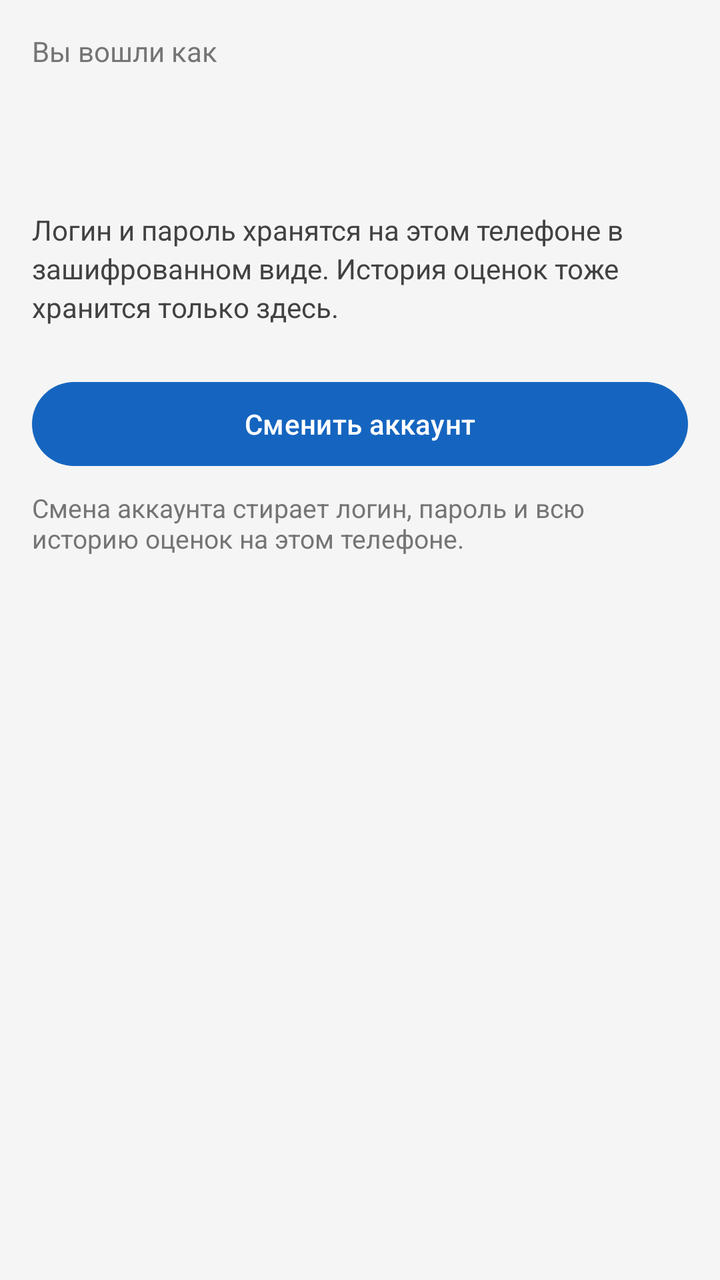
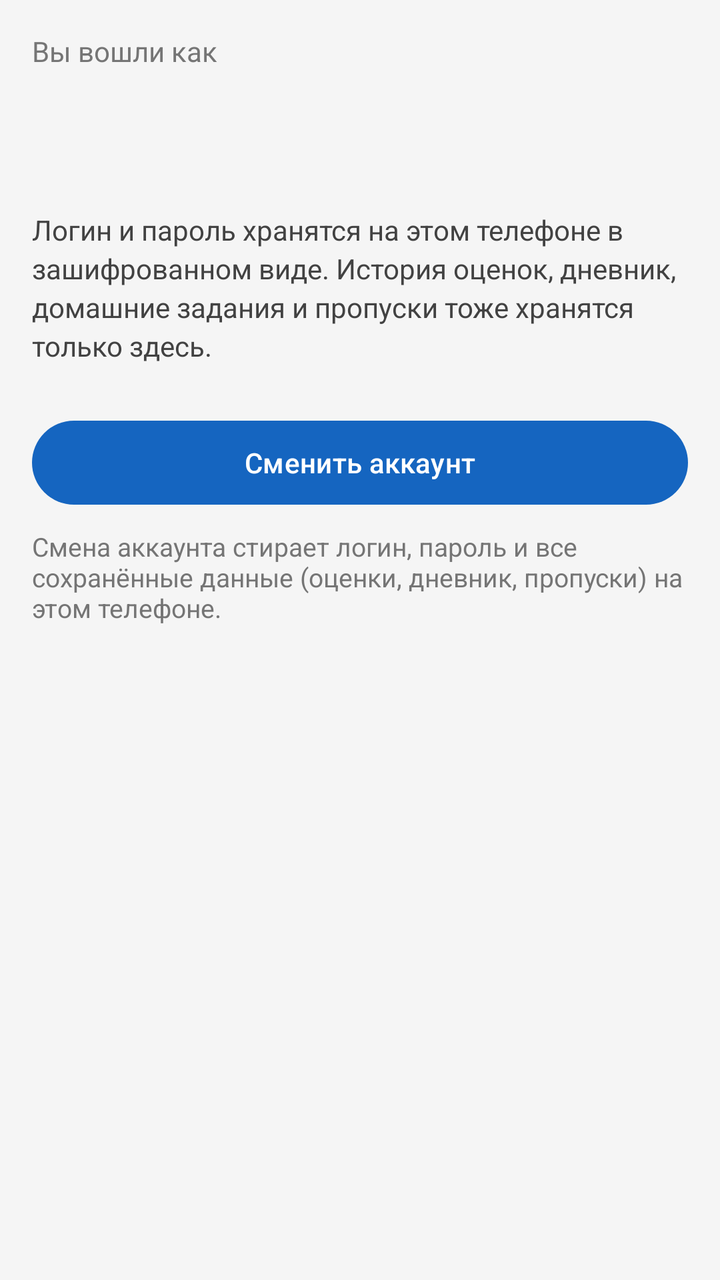

Screens rendered from an Android XML layout before and after an edit, with the pre-edit source and the edit as a unified diff.
<!-- AndroidManifest.xml: application theme Theme.AgendaApp -->
<!-- res/layout/fragment_account.xml -->
<?xml version="1.0" encoding="utf-8"?>
<LinearLayout xmlns:android="http://schemas.android.com/apk/res/android"
    android:layout_width="match_parent"
    android:layout_height="match_parent"
    android:orientation="vertical"
    android:padding="16dp">

    <TextView
        android:layout_width="wrap_content"
        android:layout_height="wrap_content"
        android:text="Вы вошли как"
        android:textColor="@color/wyg_text_secondary"
        android:textSize="14sp" />

    <TextView
        android:id="@+id/tvAccountLogin"
        android:layout_width="wrap_content"
        android:layout_height="wrap_content"
        android:layout_marginTop="2dp"
        android:textColor="@color/wyg_text_primary"
        android:textSize="22sp"
        android:textStyle="bold" />

    <TextView
        android:id="@+id/tvAccountType"
        android:layout_width="wrap_content"
        android:layout_height="wrap_content"
        android:layout_marginTop="4dp"
        android:textColor="@color/wyg_text_secondary"
        android:textSize="14sp" />

    <TextView
        android:layout_width="match_parent"
        android:layout_height="wrap_content"
        android:layout_marginTop="16dp"
        android:lineSpacingExtra="3dp"
        android:text="Логин и пароль хранятся на этом телефоне в зашифрованном виде. История оценок тоже хранится только здесь."
        android:textColor="@color/wyg_text_body"
        android:textSize="14sp" />

    <Button
        android:id="@+id/btnLogout"
        android:layout_width="match_parent"
        android:layout_height="50dp"
        android:layout_marginTop="24dp"
        android:text="Сменить аккаунт" />

    <TextView
        android:layout_width="match_parent"
        android:layout_height="wrap_content"
        android:layout_marginTop="8dp"
        android:text="Смена аккаунта стирает логин, пароль и всю историю оценок на этом телефоне."
        android:textColor="@color/wyg_text_secondary"
        android:textSize="13sp" />
</LinearLayout>
<!-- resources referenced by this layout -->
<resources>
  <color name="wyg_text_body">#424242</color>
  <color name="wyg_text_primary">#212121</color>
  <color name="wyg_text_secondary">#757575</color>
  <style name="Theme.AgendaApp" parent="Base.Theme.AgendaApp" />
  <style name="Base.Theme.AgendaApp" parent="Theme.Material3.DayNight.NoActionBar">
          <item name="colorPrimary">@color/wyg_primary</item>
          <item name="colorOnPrimary">@color/wyg_on_primary</item>
          <item name="colorPrimaryContainer">@color/wyg_accent_bg</item>
          <item name="colorOnPrimaryContainer">@color/wyg_accent_text</item>
          <item name="colorSurface">@color/wyg_surface</item>
          <item name="colorOnSurface">@color/wyg_text_primary</item>
          <item name="colorOnSurfaceVariant">@color/wyg_text_secondary</item>
          <item name="android:colorBackground">@color/wyg_background</item>
          <item name="android:windowBackground">@color/wyg_background</item>
      </style>
  <color name="wyg_primary">#1565C0</color>
  <color name="wyg_on_primary">#FFFFFF</color>
  <color name="wyg_accent_bg">#E3F2FD</color>
  <color name="wyg_accent_text">#0D47A1</color>
  <color name="wyg_surface">#FFFFFF</color>
  <color name="wyg_background">#F5F5F5</color>
</resources>

<!-- the commit's change to res/layout/fragment_account.xml (unified diff, before → after) -->
@@ -30,11 +30,21 @@
         android:textSize="14sp" />
 
     <TextView
+        android:id="@+id/tvAccountDosar"
+        android:layout_width="match_parent"
+        android:layout_height="wrap_content"
+        android:layout_marginTop="12dp"
+        android:lineSpacingExtra="3dp"
+        android:textColor="@color/wyg_text_body"
+        android:textSize="14sp"
+        android:visibility="gone" />
+
+    <TextView
         android:layout_width="match_parent"
         android:layout_height="wrap_content"
         android:layout_marginTop="16dp"
         android:lineSpacingExtra="3dp"
-        android:text="Логин и пароль хранятся на этом телефоне в зашифрованном виде. История оценок тоже хранится только здесь."
+        android:text="Логин и пароль хранятся на этом телефоне в зашифрованном виде. История оценок, дневник, домашние задания и пропуски тоже хранятся только здесь."
         android:textColor="@color/wyg_text_body"
         android:textSize="14sp" />
 
@@ -49,7 +59,7 @@
         android:layout_width="match_parent"
         android:layout_height="wrap_content"
         android:layout_marginTop="8dp"
-        android:text="Смена аккаунта стирает логин, пароль и всю историю оценок на этом телефоне."
+        android:text="Смена аккаунта стирает логин, пароль и все сохранённые данные (оценки, дневник, пропуски) на этом телефоне."
         android:textColor="@color/wyg_text_secondary"
         android:textSize="13sp" />
 </LinearLayout>
